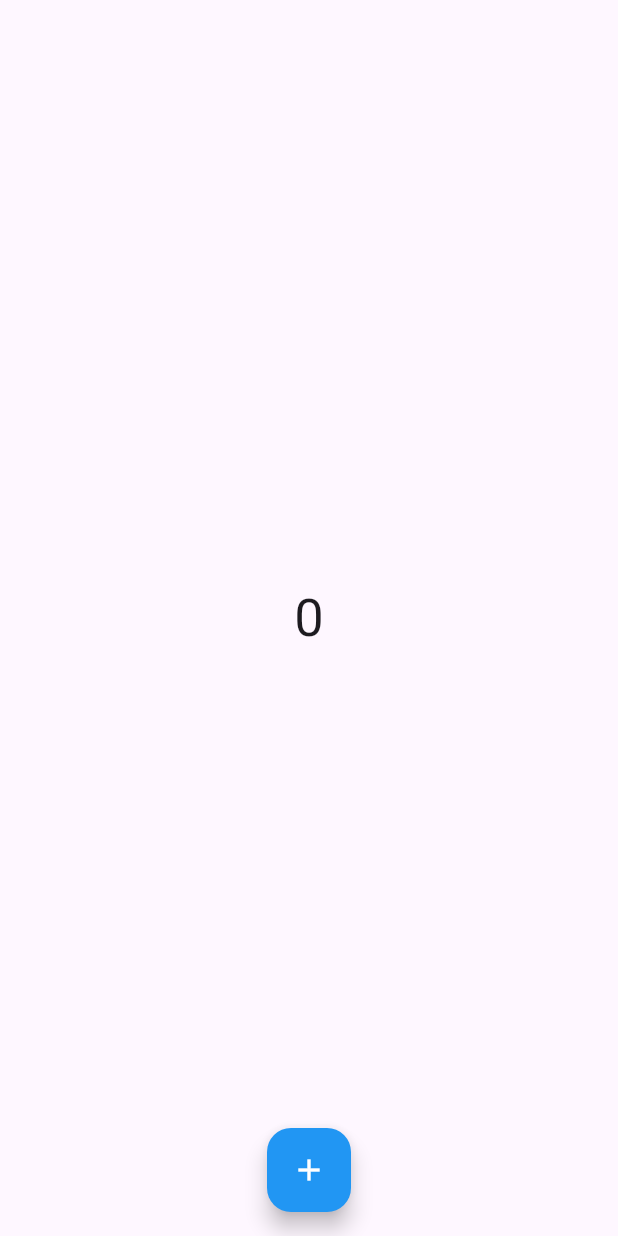
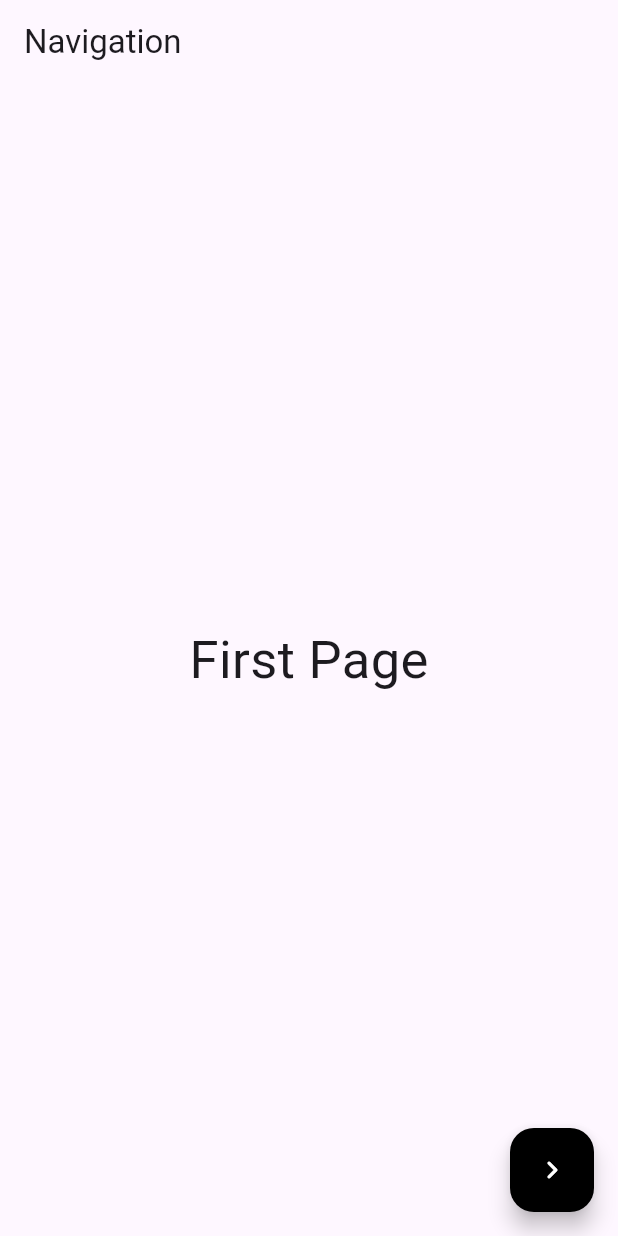
Before and after one commit to fenishpatel3150/get_x, a Flutter app: the screen it shows after launch, on a phone screen of 412 x 824 dp. Run offline on Flutter 3.47's test engine with Material 3 defaults, Android fonts, the phone set to English and light mode, and no system bars; our stand-ins replace get.

Commit message:
krishna krishna

```diff
--- a/lib/main.dart
+++ b/lib/main.dart
@@ -1,6 +1,7 @@
 import 'package:flutter/material.dart';
 import 'package:get/get_navigation/src/root/get_material_app.dart';
 import 'package:get_x/view/Home/HomeScreen.dart';
+import 'package:get_x/view/navigation/Navigation.dart';
 
 void main() {
   runApp(const MyApp());
@@ -14,7 +15,7 @@ class MyApp extends StatelessWidget {
   Widget build(BuildContext context) {
     return GetMaterialApp(
       debugShowCheckedModeBanner: false,
-     home: HomeScreen(),
+     home: Navigation(),
     );
   }
 }
--- /dev/null
+++ b/lib/view/navigation/Navigation.dart
@@ -0,0 +1,66 @@
+import 'package:flutter/material.dart';
+import 'package:get/get_core/src/get_main.dart';
+import 'package:get/get_navigation/get_navigation.dart';
+import 'package:get_x/view/Home/HomeScreen.dart';
+import 'package:get_x/view/navigation/SecondScreen.dart';
+
+class Navigation extends StatefulWidget {
+  const Navigation({super.key});
+
+  @override
+  State<Navigation> createState() => _NavigationState();
+}
+
+class _NavigationState extends State<Navigation> {
+  @override
+  Widget build(BuildContext context) {
+    return Scaffold(
+      floatingActionButton: FloatingActionButton(
+        backgroundColor: Colors.black,
+        onPressed: () {
+          Get.to(SecondScreen());
+        },
+        child: Icon(
+          Icons.navigate_next_rounded,
+          color: Colors.white,
+        ),
+      ),
+      appBar: AppBar(
+        title: Text("Navigation"),
+      ),
+      body: Column(
+        mainAxisAlignment: MainAxisAlignment.center,
+        children: [
+          Center(
+            child: Container(
+                child: Text(
+              'First Page',
+              style: TextStyle(fontSize: 35),
+            )),
+          )
+        ],
+      ),
+    );
+  }
+}
+
+PageRouteBuilder navigation() {
+  return PageRouteBuilder(
+    pageBuilder: (context, animation, secondaryAnimation) => SecondScreen(),
+    transitionDuration: Duration(milliseconds: 500),
+    transitionsBuilder: (context, animation, secondaryAnimation, child) {
+      Animatable<Offset> animatable = Tween(begin: Offset(0.0, 1.0), end: Offset.zero).chain(CurveTween(curve: Curves.ease));
+      Animation<Offset> offsetanimation = animation.drive(animatable);
+      return AnimatedBuilder(
+        animation: offsetanimation,
+        builder: (context, child) {
+          return Transform.translate(
+            offset: offsetanimation.value,
+            child: child,
+          );
+        },
+        child: child,
+      );
+    },
+  );
+}
--- a/pubspec.yaml
+++ b/pubspec.yaml
@@ -65,6 +65,8 @@ flutter:
   # assets:
   #   - images/a_dot_burr.jpeg
   #   - images/a_dot_ham.jpeg
+  assets:
+    - assets/image/
 
   # An image asset can refer to one or more resolution-specific "variants", see
   # https://flutter.dev/assets-and-images/#resolution-aware
```
Also changed, not shown: lib/view/navigation/SecondScreen.dart (added, +36 -0 lines).
